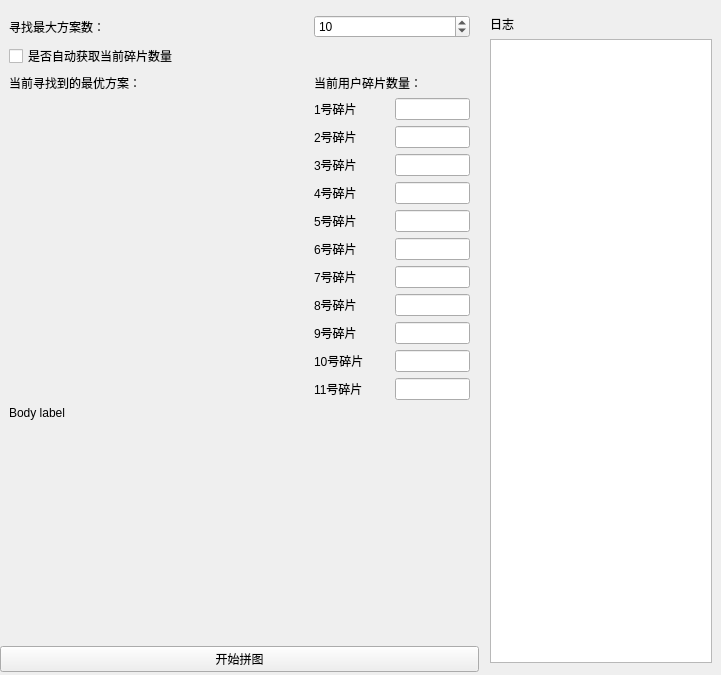
The window that app/ui/additional_features_interface.ui (LaoZhuJackson/SnowbreakAutoAssistant) describes before a commit, drawn with Qt 5.
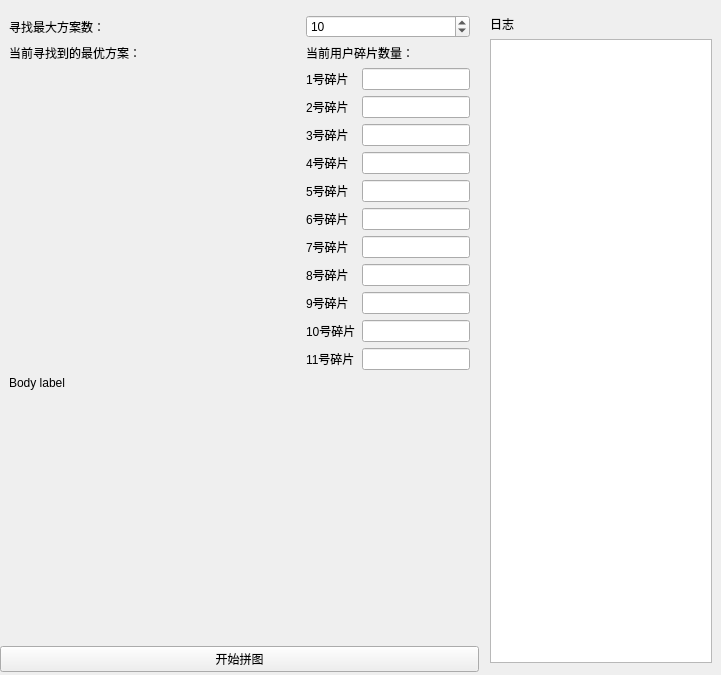
The same window after the commit. The open tabs and pages were chosen to show the change. Custom widgets are drawn as their Qt base class.

Diff of the .ui file:
```diff
--- a/app/ui/additional_features_interface.ui
+++ b/app/ui/additional_features_interface.ui
@@ -392,43 +392,21 @@
        </property>
        <item row="0" column="0">
         <widget class="SimpleCardWidget" name="SimpleCardWidget_jigsaw">
-         <layout class="QGridLayout" name="gridLayout_10" columnstretch="4,1,1">
-          <item row="13" column="2">
-           <widget class="LineEdit" name="LineEdit_jigsaw_piece_11"/>
+            <layout class="QGridLayout" name="gridLayout_10" columnstretch="4,0,0">
+                <item row="9" column="2">
+                    <widget class="LineEdit" name="LineEdit_jigsaw_piece_8"/>
           </item>
-          <item row="0" column="1" colspan="2">
-           <widget class="SpinBox" name="SpinBox_max_solutions">
-            <property name="minimum">
-             <number>1</number>
-            </property>
-            <property name="maximum">
-             <number>200</number>
-            </property>
-            <property name="value">
-             <number>10</number>
-            </property>
-           </widget>
-          </item>
-          <item row="14" column="0" colspan="3">
-           <widget class="BodyLabel" name="BodyLabel_tip_jigsaw">
+                <item row="12" column="1">
+                    <widget class="BodyLabel" name="BodyLabel_20">
             <property name="text">
-             <string>Body label</string>
-            </property>
-            <property name="textFormat">
-             <enum>Qt::MarkdownText</enum>
-            </property>
-            <property name="wordWrap">
-             <bool>true</bool>
+                <string>11号碎片</string>
             </property>
            </widget>
           </item>
-          <item row="3" column="0" rowspan="11">
-           <widget class="PixmapLabel" name="PixmapLabel_best_solution">
-            <property name="minimumSize">
-             <size>
-              <width>250</width>
-              <height>200</height>
-             </size>
+                <item row="3" column="1">
+                    <widget class="BodyLabel" name="BodyLabel_11">
+                        <property name="text">
+                            <string>2号碎片</string>
             </property>
            </widget>
           </item>
@@ -439,51 +417,63 @@
             </property>
            </widget>
           </item>
-          <item row="12" column="1">
-           <widget class="BodyLabel" name="BodyLabel_19">
+                <item row="2" column="1">
+                    <widget class="BodyLabel" name="BodyLabel_10">
             <property name="text">
-             <string>10号碎片</string>
+                <string>1号碎片</string>
             </property>
            </widget>
           </item>
-          <item row="11" column="1">
-           <widget class="BodyLabel" name="BodyLabel_18">
-            <property name="text">
-             <string>9号碎片</string>
+                <item row="2" column="0" rowspan="11">
+                    <widget class="PixmapLabel" name="PixmapLabel_best_solution">
+                        <property name="minimumSize">
+                            <size>
+                                <width>250</width>
+                                <height>200</height>
+                            </size>
             </property>
            </widget>
           </item>
-          <item row="11" column="2">
+                <item row="10" column="2">
            <widget class="LineEdit" name="LineEdit_jigsaw_piece_9"/>
           </item>
-          <item row="10" column="1">
-           <widget class="BodyLabel" name="BodyLabel_17">
+                <item row="2" column="2">
+                    <widget class="LineEdit" name="LineEdit_jigsaw_piece_1"/>
+                </item>
+                <item row="1" column="0">
+                    <widget class="BodyLabel" name="BodyLabel_8">
             <property name="text">
-             <string>8号碎片</string>
+                <string>当前寻找到的最优方案：</string>
             </property>
            </widget>
           </item>
-          <item row="3" column="1">
-           <widget class="BodyLabel" name="BodyLabel_10">
+                <item row="8" column="2">
+                    <widget class="LineEdit" name="LineEdit_jigsaw_piece_7"/>
+                </item>
+                <item row="13" column="0" colspan="3">
+                    <widget class="BodyLabel" name="BodyLabel_tip_jigsaw">
             <property name="text">
-             <string>1号碎片</string>
+                <string>Body label</string>
             </property>
+                        <property name="textFormat">
+                            <enum>Qt::MarkdownText</enum>
+                        </property>
+                        <property name="wordWrap">
+                            <bool>true</bool>
+            </property>
            </widget>
           </item>
-          <item row="6" column="2">
-           <widget class="LineEdit" name="LineEdit_jigsaw_piece_4"/>
-          </item>
-          <item row="5" column="2">
-           <widget class="LineEdit" name="LineEdit_jigsaw_piece_3"/>
-          </item>
-          <item row="13" column="1">
-           <widget class="BodyLabel" name="BodyLabel_20">
+                <item row="8" column="1">
+                    <widget class="BodyLabel" name="BodyLabel_16">
             <property name="text">
-             <string>11号碎片</string>
+                <string>7号碎片</string>
             </property>
            </widget>
           </item>
-          <item row="15" column="0">
+                <item row="4" column="2">
+                    <widget class="LineEdit" name="LineEdit_jigsaw_piece_3"/>
+                </item>
+                <item row="14" column="0">
            <spacer name="verticalSpacer_5">
             <property name="orientation">
              <enum>Qt::Vertical</enum>
@@ -496,90 +486,93 @@
             </property>
            </spacer>
           </item>
-          <item row="3" column="2">
-           <widget class="LineEdit" name="LineEdit_jigsaw_piece_1"/>
-          </item>
-          <item row="2" column="0">
-           <widget class="BodyLabel" name="BodyLabel_8">
+                <item row="10" column="1">
+                    <widget class="BodyLabel" name="BodyLabel_18">
             <property name="text">
-             <string>当前寻找到的最优方案：</string>
+                <string>9号碎片</string>
             </property>
            </widget>
           </item>
-          <item row="4" column="1">
-           <widget class="BodyLabel" name="BodyLabel_11">
+                <item row="6" column="1">
+                    <widget class="BodyLabel" name="BodyLabel_14">
             <property name="text">
-             <string>2号碎片</string>
+                <string>5号碎片</string>
             </property>
            </widget>
           </item>
-          <item row="7" column="2">
-           <widget class="LineEdit" name="LineEdit_jigsaw_piece_5"/>
+                <item row="12" column="2">
+                    <widget class="LineEdit" name="LineEdit_jigsaw_piece_11"/>
           </item>
-          <item row="4" column="2">
-           <widget class="LineEdit" name="LineEdit_jigsaw_piece_2"/>
-          </item>
-          <item row="5" column="1">
-           <widget class="BodyLabel" name="BodyLabel_12">
+                <item row="11" column="1">
+                    <widget class="BodyLabel" name="BodyLabel_19">
             <property name="text">
-             <string>3号碎片</string>
+                <string>10号碎片</string>
             </property>
            </widget>
           </item>
-          <item row="8" column="2">
-           <widget class="LineEdit" name="LineEdit_jigsaw_piece_6"/>
+                <item row="0" column="1" colspan="2">
+                    <widget class="SpinBox" name="SpinBox_max_solutions">
+                        <property name="minimum">
+                            <number>1</number>
+                        </property>
+                        <property name="maximum">
+                            <number>200</number>
+                        </property>
+                        <property name="value">
+                            <number>10</number>
+                        </property>
+                    </widget>
           </item>
-          <item row="9" column="2">
-           <widget class="LineEdit" name="LineEdit_jigsaw_piece_7"/>
+                <item row="6" column="2">
+                    <widget class="LineEdit" name="LineEdit_jigsaw_piece_5"/>
           </item>
-          <item row="6" column="1">
-           <widget class="BodyLabel" name="BodyLabel_13">
+                <item row="7" column="1">
+                    <widget class="BodyLabel" name="BodyLabel_15">
             <property name="text">
-             <string>4号碎片</string>
+                <string>6号碎片</string>
             </property>
            </widget>
+                </item>
+                <item row="7" column="2">
+                    <widget class="LineEdit" name="LineEdit_jigsaw_piece_6"/>
           </item>
           <item row="9" column="1">
-           <widget class="BodyLabel" name="BodyLabel_16">
+              <widget class="BodyLabel" name="BodyLabel_17">
             <property name="text">
-             <string>7号碎片</string>
+                <string>8号碎片</string>
             </property>
            </widget>
           </item>
-          <item row="7" column="1">
-           <widget class="BodyLabel" name="BodyLabel_14">
+                <item row="3" column="2">
+                    <widget class="LineEdit" name="LineEdit_jigsaw_piece_2"/>
+                </item>
+                <item row="11" column="2">
+                    <widget class="LineEdit" name="LineEdit_jigsaw_piece_10"/>
+                </item>
+                <item row="5" column="2">
+                    <widget class="LineEdit" name="LineEdit_jigsaw_piece_4"/>
+                </item>
+                <item row="5" column="1">
+                    <widget class="BodyLabel" name="BodyLabel_13">
             <property name="text">
-             <string>5号碎片</string>
+                <string>4号碎片</string>
             </property>
            </widget>
           </item>
-          <item row="8" column="1">
-           <widget class="BodyLabel" name="BodyLabel_15">
+                <item row="4" column="1">
+                    <widget class="BodyLabel" name="BodyLabel_12">
             <property name="text">
-             <string>6号碎片</string>
+                <string>3号碎片</string>
             </property>
            </widget>
           </item>
-          <item row="10" column="2">
-           <widget class="LineEdit" name="LineEdit_jigsaw_piece_8"/>
-          </item>
-          <item row="12" column="2">
-           <widget class="LineEdit" name="LineEdit_jigsaw_piece_10"/>
-          </item>
-          <item row="2" column="1" colspan="2">
+                <item row="1" column="1" colspan="2">
            <widget class="BodyLabel" name="BodyLabel_9">
             <property name="text">
              <string>当前用户碎片数量：</string>
             </property>
            </widget>
           </item>
-          <item row="1" column="0" colspan="3">
-           <widget class="CheckBox" name="CheckBox_auto_update_pieces_num">
-            <property name="text">
-             <string>是否自动获取当前碎片数量</string>
-            </property>
-           </widget>
-          </item>
          </layout>
         </widget>
        </item>
```
Left out of the diff: 2 changed lines with no effect on the pictures.
